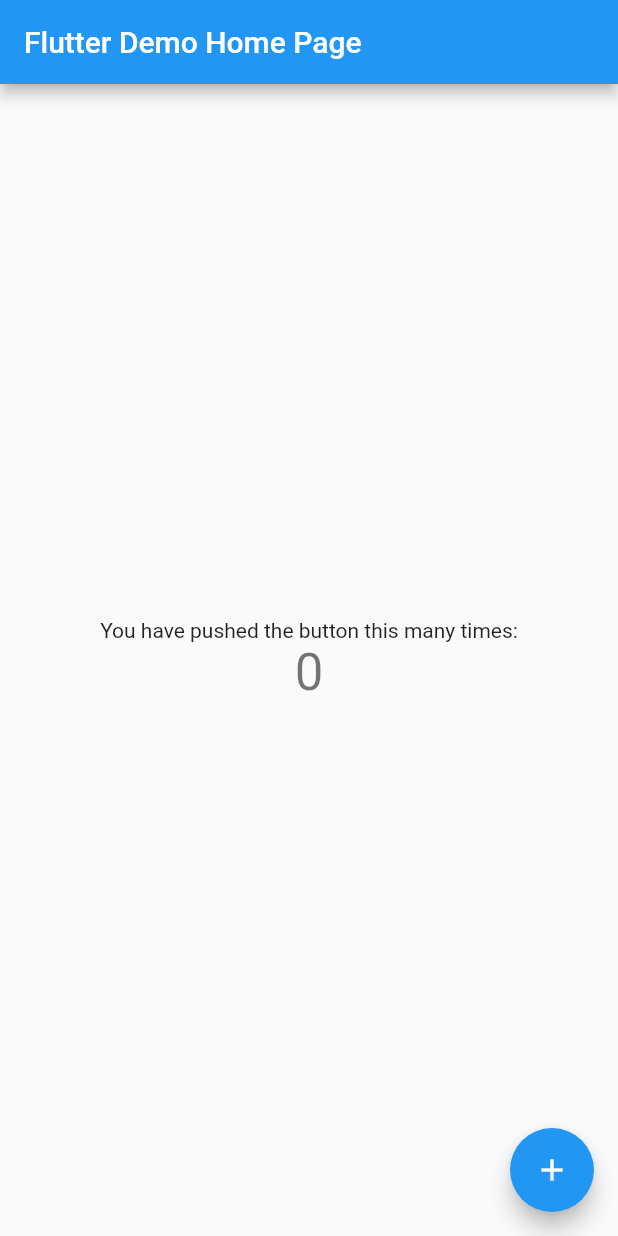
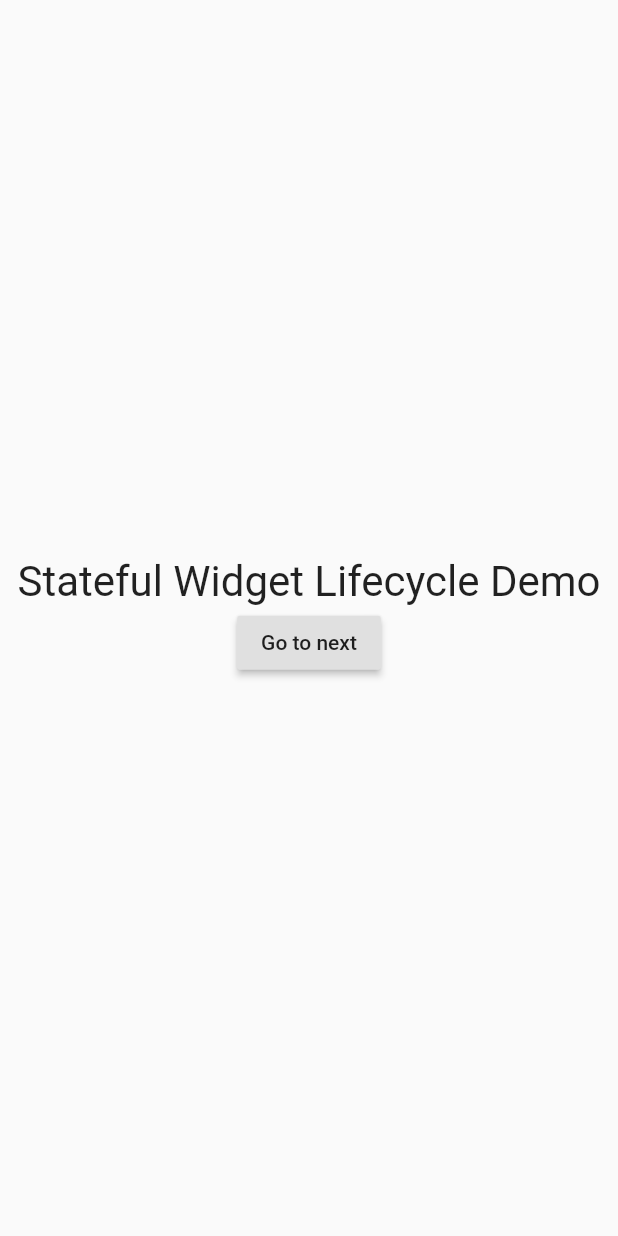
Before and after one commit to dhuma1981/Flutter_StateFulWidget_Lifecycle, a Flutter app: the screen it shows after launch, on a phone screen of 412 x 824 dp. Run offline on Flutter 3.47's test engine with Material 2 defaults, Android fonts, the phone set to English and light mode, and no system bars.

```diff
--- a/lib/main.dart
+++ b/lib/main.dart
@@ -1,109 +1,97 @@
 import 'package:flutter/material.dart';
 
-void main() => runApp(new MyApp());
+void main() => runApp(new MaterialApp(
+      debugShowCheckedModeBanner: false,
+      home: new MainApp(),
+    ));
 
-class MyApp extends StatelessWidget {
-  // This widget is the root of your application.
+class MainApp extends StatelessWidget {
   @override
   Widget build(BuildContext context) {
-    return new MaterialApp(
-      title: 'Flutter Demo',
-      theme: new ThemeData(
-        // This is the theme of your application.
-        //
-        // Try running your application with "flutter run". You'll see the
-        // application has a blue toolbar. Then, without quitting the app, try
-        // changing the primarySwatch below to Colors.green and then invoke
-        // "hot reload" (press "r" in the console where you ran "flutter run",
-        // or press Run > Flutter Hot Reload in IntelliJ). Notice that the
-        // counter didn't reset back to zero; the application is not restarted.
-        primarySwatch: Colors.blue,
+    return Scaffold(
+        body: Center(
+      child: Column(
+        mainAxisAlignment: MainAxisAlignment.center,
+        children: <Widget>[
+          Text(
+            "Stateful Widget Lifecycle Demo",
+            textAlign: TextAlign.center,
+            style: TextStyle(fontSize: 28.0),
+          ),
+          RaisedButton(
+              child: Text("Go to next"),
+              onPressed: () {
+                Navigator.of(context)
+                    .push(MaterialPageRoute(builder: (context) {
+                  return LifeCycleDemo();
+                }));
+              }),
+        ],
       ),
-      home: new MyHomePage(title: 'Flutter Demo Home Page'),
-    );
+    ));
   }
 }
 
-class MyHomePage extends StatefulWidget {
-  MyHomePage({Key key, this.title}) : super(key: key);
-
-  // This widget is the home page of your application. It is stateful, meaning
-  // that it has a State object (defined below) that contains fields that affect
-  // how it looks.
-
-  // This class is the configuration for the state. It holds the values (in this
-  // case the title) provided by the parent (in this case the App widget) and
-  // used by the build method of the State. Fields in a Widget subclass are
-  // always marked "final".
-
-  final String title;
+class LifeCycleDemo extends StatefulWidget {
+  LifeCycleDemo() {
+    print("Widget constructor");
+  }
 
   @override
-  _MyHomePageState createState() => new _MyHomePageState();
+  _LifeCycleDemoState createState() => _LifeCycleDemoState();
 }
 
-class _MyHomePageState extends State<MyHomePage> {
-  int _counter = 0;
+class _LifeCycleDemoState extends State<LifeCycleDemo> {
+  int counter = 0;
 
-  void _incrementCounter() {
-    setState(() {
-      // This call to setState tells the Flutter framework that something has
-      // changed in this State, which causes it to rerun the build method below
-      // so that the display can reflect the updated values. If we changed
-      // _counter without calling setState(), then the build method would not be
-      // called again, and so nothing would appear to happen.
-      _counter++;
-    });
+  _LifeCycleDemoState() {
+    print("Widget state constructor");
+  }
+
+  @override
+  void initState() {
+    print("From initState");
+    super.initState();
+  }
+
+  @override
+  void didUpdateWidget(LifeCycleDemo oldWidget) {
+    print("From state didUpdateWidget");
+    super.didUpdateWidget(oldWidget);
   }
 
   @override
   Widget build(BuildContext context) {
-    // This method is rerun every time setState is called, for instance as done
-    // by the _incrementCounter method above.
-    //
-    // The Flutter framework has been optimized to make rerunning build methods
-    // fast, so that you can just rebuild anything that needs updating rather
-    // than having to individually change instances of widgets.
-    return new Scaffold(
-      appBar: new AppBar(
-        // Here we take the value from the MyHomePage object that was created by
-        // the App.build method, and use it to set our appbar title.
-        title: new Text(widget.title),
+    print("From state build");
+    return Scaffold(
+      appBar: AppBar(
+        title: Text("Stateful Widget Lifecycle Demo"),
       ),
-      body: new Center(
-        // Center is a layout widget. It takes a single child and positions it
-        // in the middle of the parent.
-        child: new Column(
-          // Column is also layout widget. It takes a list of children and
-          // arranges them vertically. By default, it sizes itself to fit its
-          // children horizontally, and tries to be as tall as its parent.
-          //
-          // Invoke "debug paint" (press "p" in the console where you ran
-          // "flutter run", or select "Toggle Debug Paint" from the Flutter tool
-          // window in IntelliJ) to see the wireframe for each widget.
-          //
-          // Column has various properties to control how it sizes itself and
-          // how it positions its children. Here we use mainAxisAlignment to
-          // center the children vertically; the main axis here is the vertical
-          // axis because Columns are vertical (the cross axis would be
-          // horizontal).
+      body: Container(
+        child: Center(
+            child: Column(
           mainAxisAlignment: MainAxisAlignment.center,
           children: <Widget>[
-            new Text(
-              'You have pushed the button this many times:',
+            Text(
+              "Counter: $counter",
             ),
-            new Text(
-              '$_counter',
-              style: Theme.of(context).textTheme.display1,
-            ),
+            RaisedButton(
+              onPressed: () {
+                setState(() {
+                  counter++;
+                });
+              },
+              child: Text("Click Me"),
+            )
           ],
-        ),
+        )),
       ),
-      floatingActionButton: new FloatingActionButton(
-        onPressed: _incrementCounter,
-        tooltip: 'Increment',
-        child: new Icon(Icons.add),
-      ), // This trailing comma makes auto-formatting nicer for build methods.
     );
   }
+
+  @override
+  void dispose() {
+    print("From state dispose");
+    super.dispose();
+  }
 }
```
Also changed, not shown: 1 other file.
